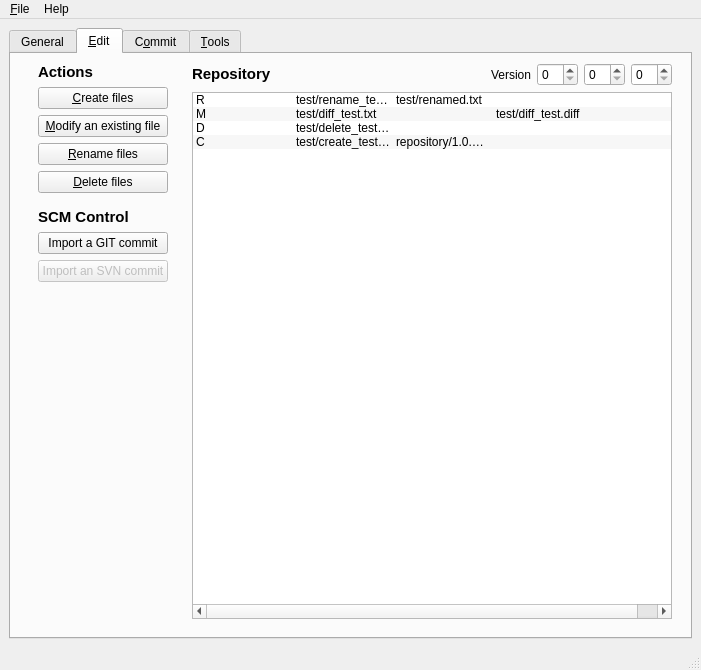
This is resources/kiwi.ui in amireh/Kiwi as Qt 5 draws it before an edit. The edited form follows.
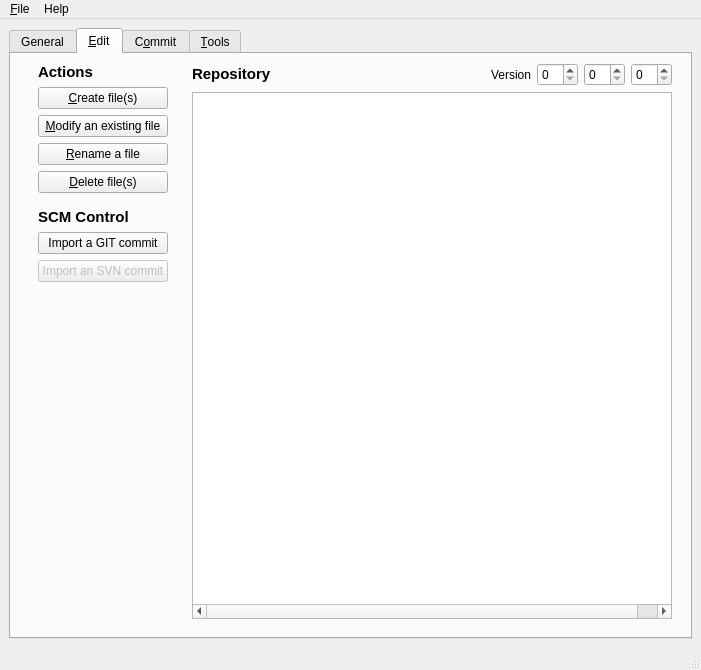
This is the edited form. The open tabs and pages were chosen to show the change.

```diff
--- a/resources/kiwi.ui
+++ b/resources/kiwi.ui
@@ -15,7 +15,7 @@
   </property>
   <widget class="QWidget" name="centralwidget">
    <layout class="QGridLayout" name="gridLayout">
-    <item row="0" column="0">
+    <item row="1" column="0">
      <widget class="QTabWidget" name="tabWidget">
       <property name="currentIndex">
        <number>0</number>
@@ -170,7 +170,7 @@
                  </sizepolicy>
                 </property>
                 <property name="text">
-                 <string>&amp;Rename files</string>
+                 <string>&amp;Rename a file</string>
                 </property>
                </widget>
               </item>
@@ -183,7 +183,7 @@
                  </sizepolicy>
                 </property>
                 <property name="text">
-                 <string>&amp;Delete files</string>
+                 <string>&amp;Delete file(s)</string>
                 </property>
                </widget>
               </item>
@@ -196,7 +196,7 @@
                  </sizepolicy>
                 </property>
                 <property name="text">
-                 <string>&amp;Create files</string>
+                 <string>&amp;Create file(s)</string>
                 </property>
                </widget>
               </item>
@@ -373,7 +373,7 @@
               <bool>false</bool>
              </property>
              <property name="headerHidden">
-              <bool>true</bool>
+              <bool>false</bool>
              </property>
              <attribute name="headerVisible">
               <bool>false</bool>
@@ -387,6 +387,9 @@
              <attribute name="headerHighlightSections">
               <bool>false</bool>
              </attribute>
+             <attribute name="headerMinimumSectionSize">
+              <number>30</number>
+             </attribute>
              <column>
               <property name="text">
                <string>Op</string>
@@ -418,59 +421,6 @@
                <string>Checksum</string>
               </property>
              </column>
-             <item>
-              <property name="text">
-               <string>R</string>
-              </property>
-              <property name="text">
-               <string>test/rename_test.txt</string>
-              </property>
-              <property name="text">
-               <string>test/renamed.txt</string>
-              </property>
-             </item>
-             <item>
-              <property name="text">
-               <string>M</string>
-              </property>
-              <property name="text">
-               <string>test/diff_test.txt</string>
-              </property>
-              <property name="text">
-               <string/>
-              </property>
-              <property name="text">
-               <string>test/diff_test.diff</string>
-              </property>
-             </item>
-             <item>
-              <property name="text">
-               <string>D</string>
-              </property>
-              <property name="text">
-               <string>test/delete_test.txt</string>
-              </property>
-             </item>
-             <item>
-              <property name="text">
-               <string>C</string>
-              </property>
-              <property name="textAlignment">
-               <set>AlignLeft|AlignVCenter</set>
-              </property>
-              <property name="text">
-               <string>test/create_test.txt</string>
-              </property>
-              <property name="text">
-               <string>repository/1.0.1/test-create_test.txt</string>
-              </property>
-              <property name="text">
-               <string/>
-              </property>
-              <property name="text">
-               <string/>
-              </property>
-             </item>
             </widget>
            </item>
            <item row="0" column="0">
```
Left out of the diff: 6 changed lines with no effect on the pictures.
